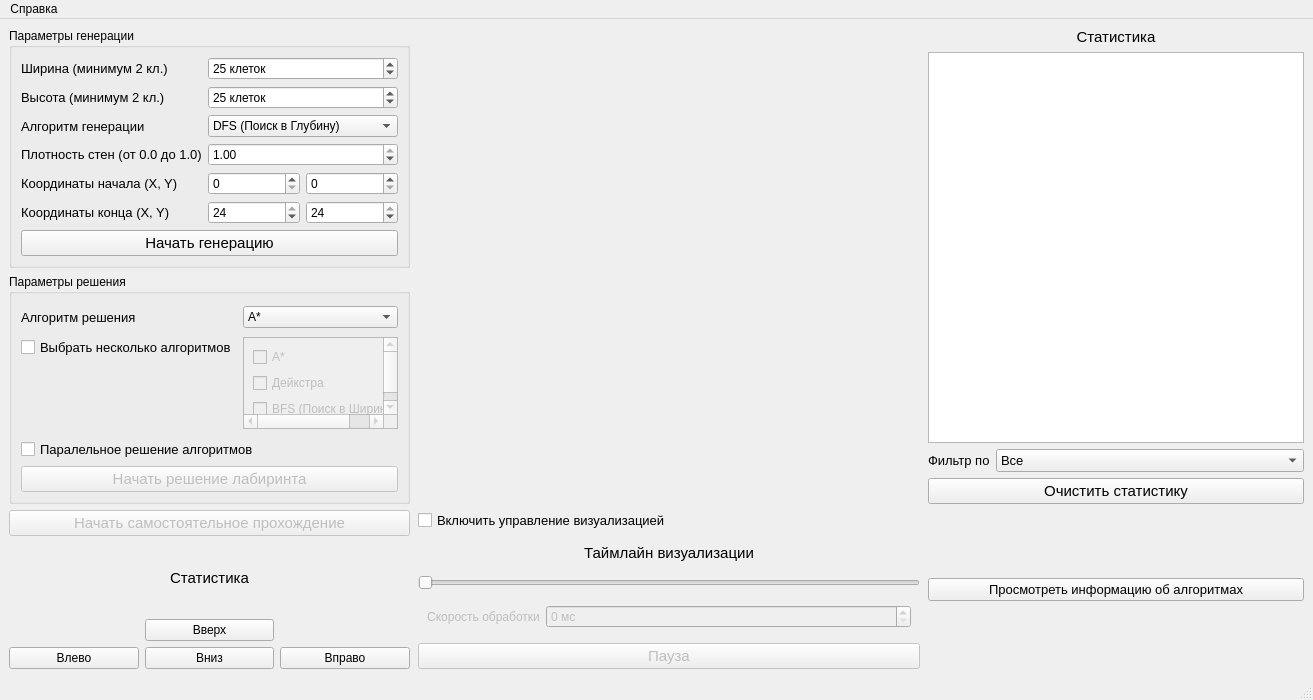
First picture: the form in mainwindow.ui, repository GinDoyr/MazeGenSolver, before the edit.
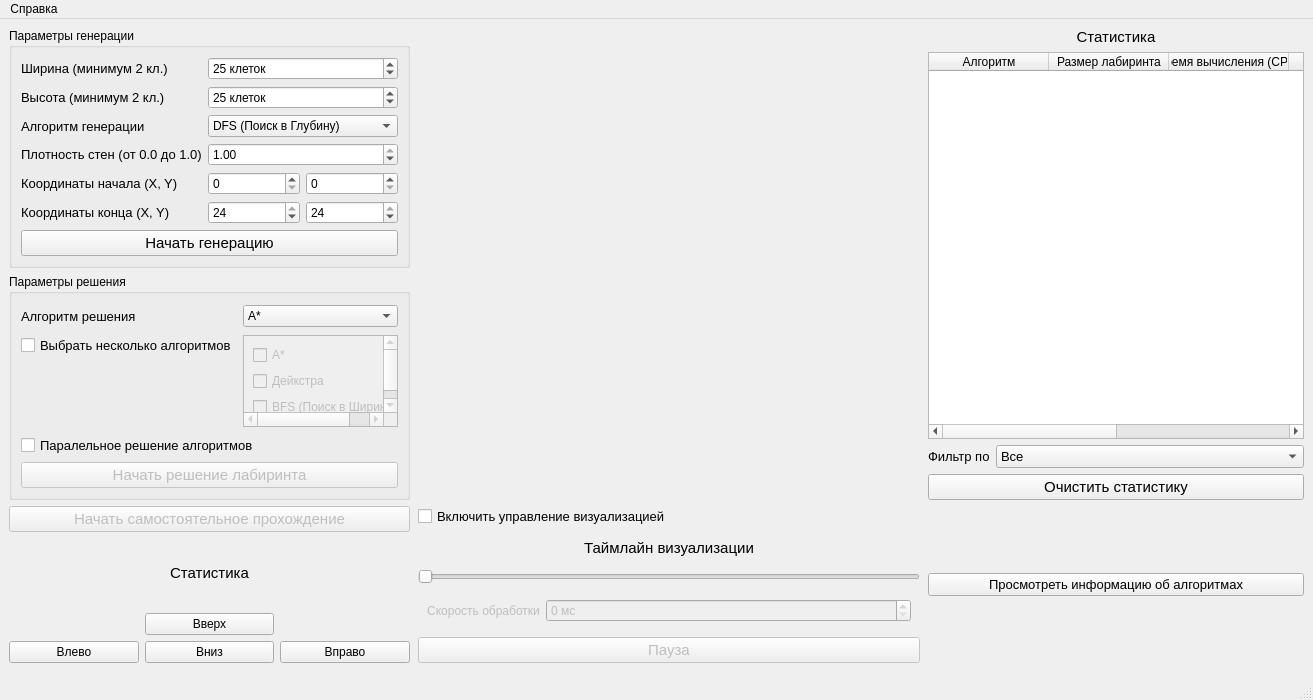
Second picture: the form after the edit.

Patch:
```diff
--- a/mainwindow.ui
+++ b/mainwindow.ui
@@ -630,7 +630,59 @@
          </widget>
         </item>
         <item>
-         <widget class="QTableWidget" name="table_stats"/>
+         <widget class="QTableWidget" name="table_stats">
+          <property name="alternatingRowColors">
+           <bool>true</bool>
+          </property>
+          <property name="columnCount">
+           <number>6</number>
+          </property>
+          <attribute name="horizontalHeaderVisible">
+           <bool>true</bool>
+          </attribute>
+          <attribute name="horizontalHeaderMinimumSectionSize">
+           <number>60</number>
+          </attribute>
+          <attribute name="horizontalHeaderDefaultSectionSize">
+           <number>120</number>
+          </attribute>
+          <attribute name="horizontalHeaderStretchLastSection">
+           <bool>true</bool>
+          </attribute>
+          <attribute name="verticalHeaderVisible">
+           <bool>false</bool>
+          </attribute>
+          <column>
+           <property name="text">
+            <string>Алгоритм</string>
+           </property>
+          </column>
+          <column>
+           <property name="text">
+            <string>Размер лабиринта</string>
+           </property>
+          </column>
+          <column>
+           <property name="text">
+            <string>Время вычисления (CPU)</string>
+           </property>
+          </column>
+          <column>
+           <property name="text">
+            <string>Длина пути</string>
+           </property>
+          </column>
+          <column>
+           <property name="text">
+            <string>Посещено клеток</string>
+           </property>
+          </column>
+          <column>
+           <property name="text">
+            <string>Цвет</string>
+           </property>
+          </column>
+         </widget>
         </item>
         <item>
          <layout class="QFormLayout" name="formLayout_3">
@@ -712,7 +764,13 @@
    </widget>
    <addaction name="menu"/>
   </widget>
-  <widget class="QStatusBar" name="statusbar"/>
+  <widget class="QStatusBar" name="statusbar">
+   <property name="font">
+    <font>
+     <pointsize>14</pointsize>
+    </font>
+   </property>
+  </widget>
   <action name="action">
    <property name="text">
     <string>О приложении</string>
```
